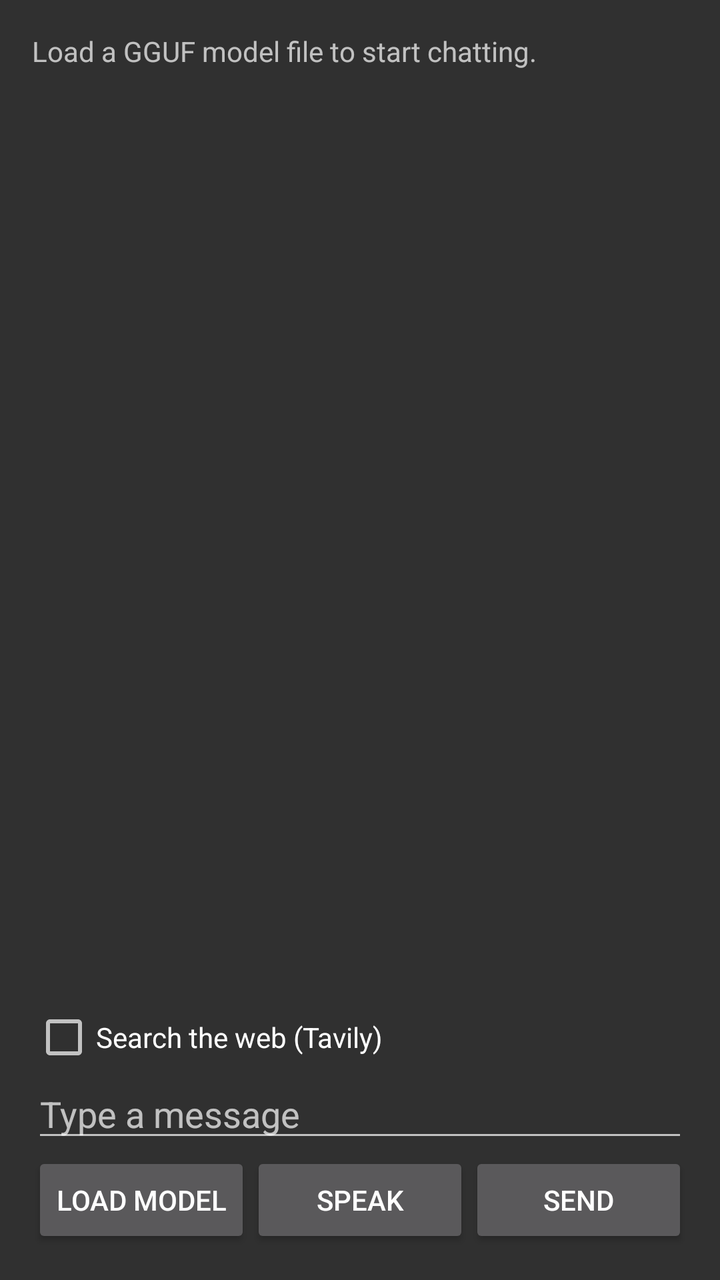
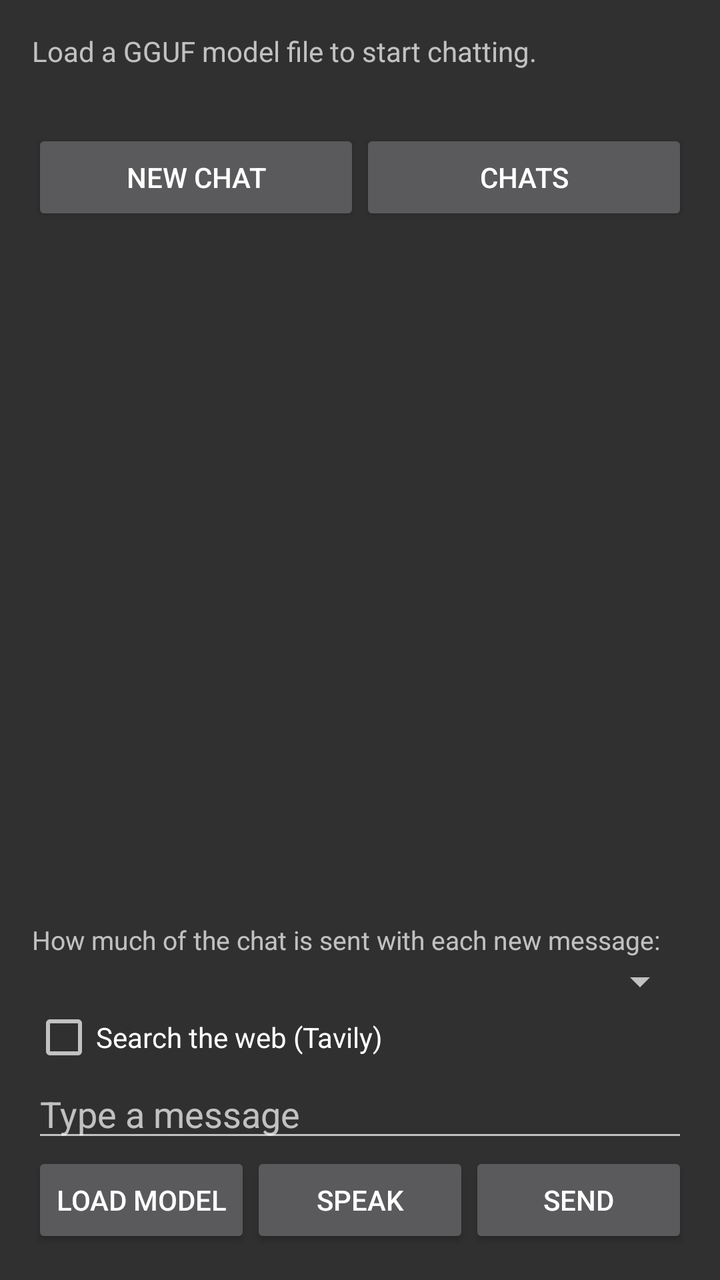

Compare the two renders of this Android layout. The source of the first and the diff that turns it into the second are given below.
<!-- AndroidManifest.xml: application theme Theme.MyApp -->
<!-- res/layout/activity_chat.xml -->
<?xml version="1.0" encoding="utf-8"?>
<LinearLayout xmlns:android="http://schemas.android.com/apk/res/android"
    android:layout_width="match_parent"
    android:layout_height="match_parent"
    android:orientation="vertical"
    android:padding="16dp">

    <TextView
        android:id="@+id/chat_status"
        android:layout_width="wrap_content"
        android:layout_height="wrap_content"
        android:text="@string/chat_no_model"
        android:textSize="14sp" />

    <TextView
        android:id="@+id/chat_progress"
        android:layout_width="wrap_content"
        android:layout_height="wrap_content"
        android:layout_marginTop="4dp"
        android:textSize="13sp" />

    <ScrollView
        android:id="@+id/chat_scroll"
        android:layout_width="match_parent"
        android:layout_height="0dp"
        android:layout_marginTop="8dp"
        android:layout_weight="1">

        <LinearLayout
            android:id="@+id/chat_log"
            android:layout_width="match_parent"
            android:layout_height="wrap_content"
            android:orientation="vertical" />
    </ScrollView>

    <CheckBox
        android:id="@+id/chat_gemini"
        android:layout_width="wrap_content"
        android:layout_height="wrap_content"
        android:text="@string/chat_gemini_label"
        android:visibility="gone" />

    <CheckBox
        android:id="@+id/chat_web_search"
        android:layout_width="wrap_content"
        android:layout_height="wrap_content"
        android:text="@string/chat_web_search" />

    <EditText
        android:id="@+id/chat_input"
        android:layout_width="match_parent"
        android:layout_height="wrap_content"
        android:hint="@string/chat_hint"
        android:inputType="textMultiLine|textCapSentences" />

    <Button
        android:id="@+id/chat_stop"
        android:layout_width="match_parent"
        android:layout_height="wrap_content"
        android:text="@string/chat_stop"
        android:visibility="gone" />

    <LinearLayout
        android:layout_width="match_parent"
        android:layout_height="wrap_content"
        android:orientation="horizontal">

        <Button
            android:id="@+id/chat_load_model"
            android:layout_width="0dp"
            android:layout_height="wrap_content"
            android:layout_weight="1"
            android:text="@string/chat_load_model" />

        <Button
            android:id="@+id/chat_mic"
            android:layout_width="0dp"
            android:layout_height="wrap_content"
            android:layout_weight="1"
            android:text="@string/chat_mic" />

        <Button
            android:id="@+id/chat_send"
            android:layout_width="0dp"
            android:layout_height="wrap_content"
            android:layout_weight="1"
            android:text="@string/chat_send" />
    </LinearLayout>

</LinearLayout>
<!-- resources referenced by this layout -->
<resources>
  <string name="chat_gemini_label">Use Gemini in the cloud (your message goes to Google)</string>
  <string name="chat_hint">Type a message</string>
  <string name="chat_load_model">Load model</string>
  <string name="chat_mic">Speak</string>
  <string name="chat_no_model">Load a GGUF model file to start chatting.</string>
  <string name="chat_send">Send</string>
  <string name="chat_stop">Stop</string>
  <string name="chat_web_search">Search the web (Tavily)</string>
  <style name="Theme.MyApp" parent="android:Theme.Material.NoActionBar" />
</resources>

<!-- the commit's change to res/layout/activity_chat.xml (unified diff, before → after) -->
@@ -19,6 +19,27 @@
         android:layout_marginTop="4dp"
         android:textSize="13sp" />
 
+    <LinearLayout
+        android:layout_width="match_parent"
+        android:layout_height="wrap_content"
+        android:layout_marginTop="8dp"
+        android:orientation="horizontal">
+
+        <Button
+            android:id="@+id/chat_new"
+            android:layout_width="0dp"
+            android:layout_height="wrap_content"
+            android:layout_weight="1"
+            android:text="@string/chat_new" />
+
+        <Button
+            android:id="@+id/chat_open"
+            android:layout_width="0dp"
+            android:layout_height="wrap_content"
+            android:layout_weight="1"
+            android:text="@string/chat_open" />
+    </LinearLayout>
+
     <ScrollView
         android:id="@+id/chat_scroll"
         android:layout_width="match_parent"
@@ -32,6 +53,17 @@
             android:layout_height="wrap_content"
             android:orientation="vertical" />
     </ScrollView>
+
+    <TextView
+        android:layout_width="wrap_content"
+        android:layout_height="wrap_content"
+        android:text="@string/chat_memory_label"
+        android:textSize="13sp" />
+
+    <Spinner
+        android:id="@+id/chat_memory"
+        android:layout_width="match_parent"
+        android:layout_height="wrap_content" />
 
     <CheckBox
         android:id="@+id/chat_gemini"
<!-- resource entries referenced after the edit -->
@@ -3,8 +3,11 @@
   <string name="chat_gemini_label">Use Gemini in the cloud (your message goes to Google)</string>
   <string name="chat_hint">Type a message</string>
   <string name="chat_load_model">Load model</string>
+  <string name="chat_memory_label">How much of the chat is sent with each new message:</string>
   <string name="chat_mic">Speak</string>
+  <string name="chat_new">New chat</string>
   <string name="chat_no_model">Load a GGUF model file to start chatting.</string>
+  <string name="chat_open">Chats</string>
   <string name="chat_send">Send</string>
   <string name="chat_stop">Stop</string>
   <string name="chat_web_search">Search the web (Tavily)</string>
